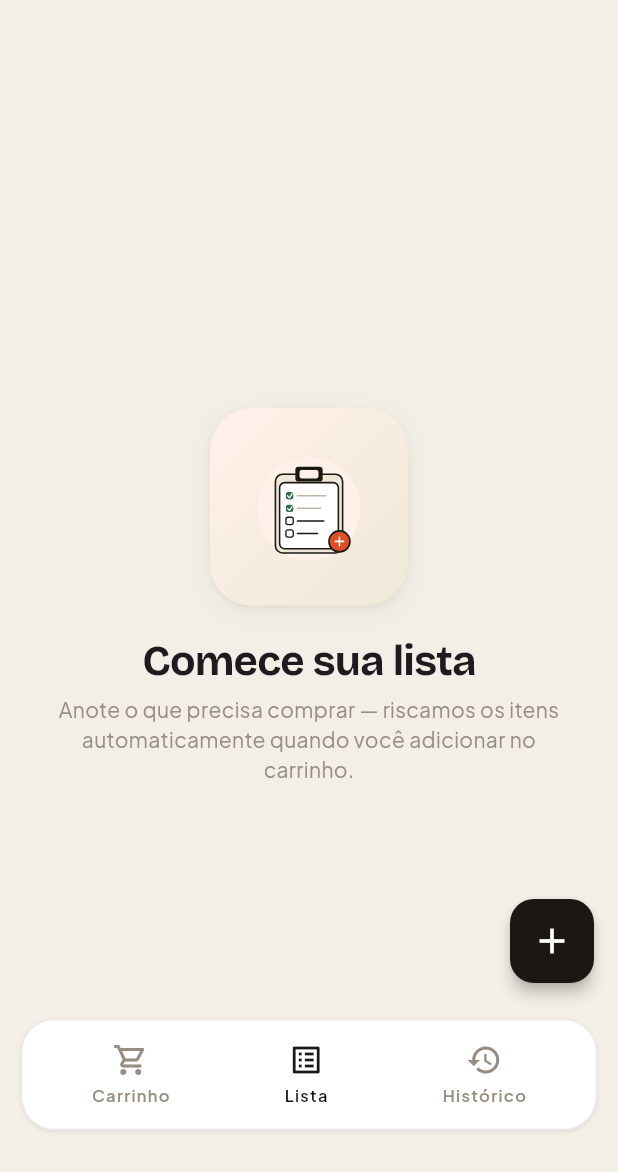
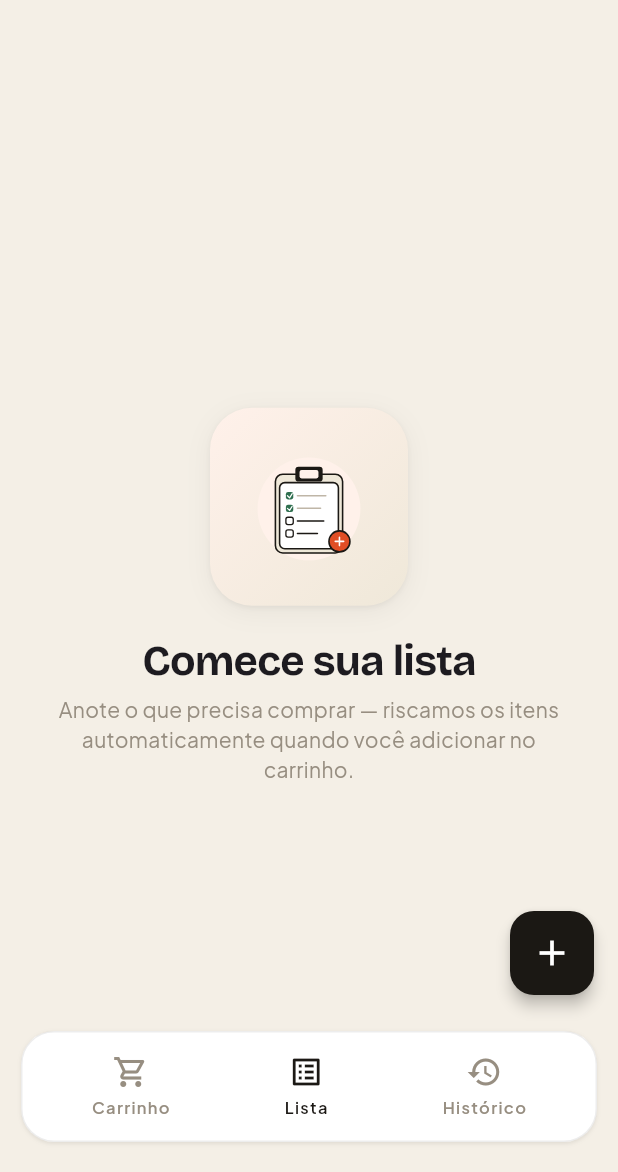
Before and after one commit to devcsuzarte/easy_cart, a Flutter app: the ListPage screen opened by its route, on a phone screen of 412 x 824 dp, the part 64-1236 px from its top. Run offline on Flutter 3.47's test engine with Material 3 defaults, Android fonts, the phone set to English and light mode, and no system bars; our stand-ins replace currency_text_input_formatter, flutter_animate, flutter_svg, google_fonts, google_mobile_ads, image_picker and 4 more; missing offline and left inert: google_mlkit_text_recognition; accounts and stored records are empty; network calls fail; project files that could hold a hidden picture were left out.

Commit message:
fix: change app name and layout issues

```diff
--- a/lib/ui/list/list_add_item.dart
+++ b/lib/ui/list/list_add_item.dart
@@ -30,9 +30,8 @@ class _ListAddItemState extends State<ListAddItem> {
 
 		void dismiss() => Navigator.pop(context);
 
-		return InkWell(
-			highlightColor: Colors.transparent,
-			splashColor: Colors.transparent,
+		return GestureDetector(
+			behavior: HitTestBehavior.opaque,
 			onTap: () { FocusScope.of(context).unfocus(); },
 			child: Container(
 				height: MediaQuery.sizeOf(context).height * 0.7,
--- a/lib/ui/scan/scan_screen.dart
+++ b/lib/ui/scan/scan_screen.dart
@@ -95,9 +95,8 @@ class _ScanScreenState extends State<ScanScreen> {
 				})
 				..amount.onChange.listen((event) => amount = event.neu);
 			},
-			builder: (context, model, child) => InkWell(
-				highlightColor: Colors.transparent,
-				splashColor: Colors.transparent,
+			builder: (context, model, child) => GestureDetector(
+				behavior: HitTestBehavior.opaque,
 				onTap: () { FocusScope.of(context).unfocus(); },
 				child: Container(
 					height: MediaQuery.of(context).size.height * 0.85,
--- a/lib/ui/widgets/navigation_bar.dart
+++ b/lib/ui/widgets/navigation_bar.dart
@@ -19,9 +19,13 @@ class DefaultNavBar extends StatelessWidget {
 
 	@override
 	Widget build(BuildContext context) {
+		// Edge-to-edge: respeitar o inset real do sistema (gesto ~24-34px,
+		// 3 botões ~48px) em vez de um valor fixo, para a pill não sobrepor
+		// a barra de navegação em nenhum device.
+		final bottomInset = MediaQuery.viewPaddingOf(context).bottom;
 		return Container(
 			color: Colors.transparent,
-			padding: const EdgeInsets.fromLTRB(14, 8, 14, 28),
+			padding: EdgeInsets.fromLTRB(14, 8, 14, bottomInset > 0 ? bottomInset + 4 : 20),
 			child: Container(
 				decoration: BoxDecoration(
 					color: kSurfaceColor,
--- a/pubspec.yaml
+++ b/pubspec.yaml
@@ -1,5 +1,5 @@
 name: easy_cart
-description: "A new Flutter project."
+description: "PriceNow — saiba o total antes do caixa."
 # The following line prevents the package from being accidentally published to
 # pub.dev using `flutter pub publish`. This is preferred for private packages.
 publish_to: 'none' # Remove this line if you wish to publish to pub.dev
```
Also changed, not shown: lib/main.dart (+14 -1 lines), .claude/settings.local.json, 3 other files.
